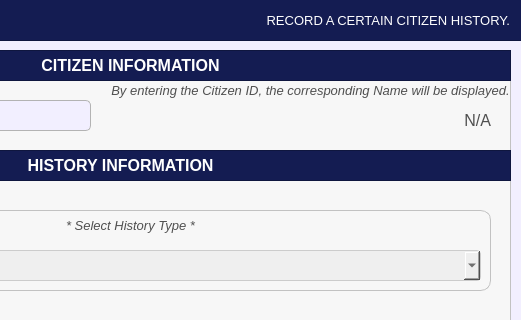
The window that Resources/UIs/PopUp/Screen_HistoryRecords/record_citizen_history.ui (Yohhannn/Barangay-Records-Statistics-System) describes before a commit, drawn with Qt 5; both pictures show x 260 to 781 and y 0 to 320 of the 781 by 583 pixel window.
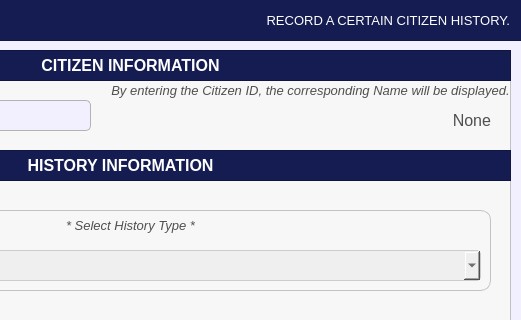
The same window after the commit. Icons and pictures are not drawn.

What changed in the file:
```diff
--- a/Resources/UIs/PopUp/Screen_HistoryRecords/record_citizen_history.ui
+++ b/Resources/UIs/PopUp/Screen_HistoryRecords/record_citizen_history.ui
@@ -682,7 +682,7 @@
 }</string>
     </property>
     <property name="text">
-     <string>N/A</string>
+     <string>None</string>
     </property>
     <property name="alignment">
      <set>Qt::AlignmentFlag::AlignRight|Qt::AlignmentFlag::AlignTrailing|Qt::AlignmentFlag::AlignVCenter</set>
```
